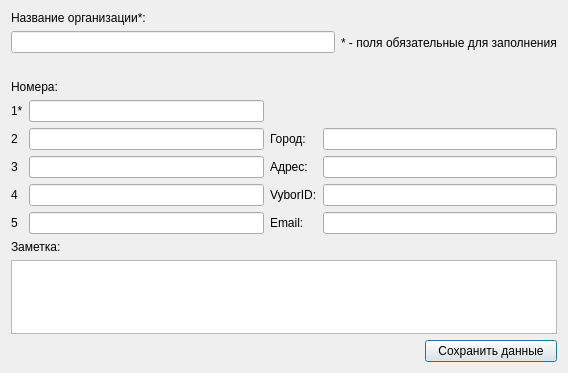
okostynchuk/Outcall, file EditOrgContactDialog.ui: the form before one commit.
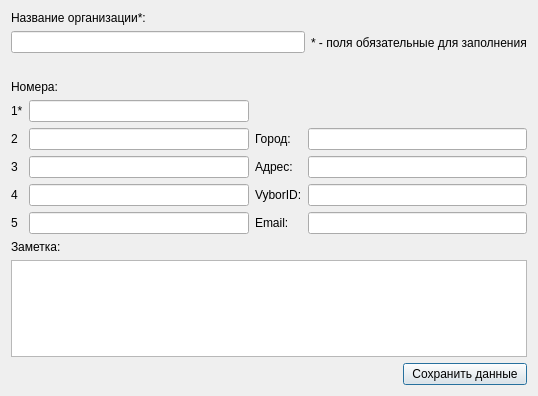
The form after the commit. Icons and pictures are not drawn.

Diff of the .ui file:
```diff
--- a/EditOrgContactDialog.ui
+++ b/EditOrgContactDialog.ui
@@ -6,8 +6,8 @@
    <rect>
     <x>0</x>
     <y>0</y>
-    <width>568</width>
-    <height>373</height>
+    <width>538</width>
+    <height>396</height>
    </rect>
   </property>
   <property name="windowTitle">
```
Left out of the diff: 210 changed lines with no effect on the pictures.
